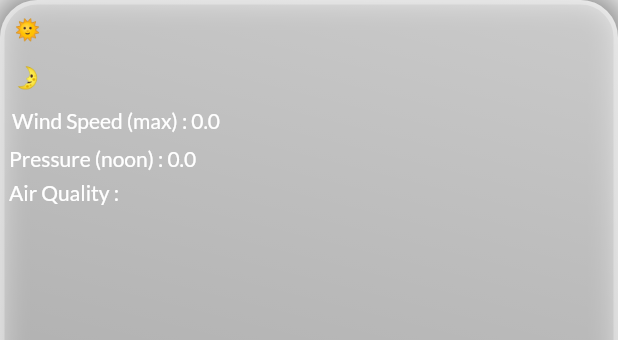
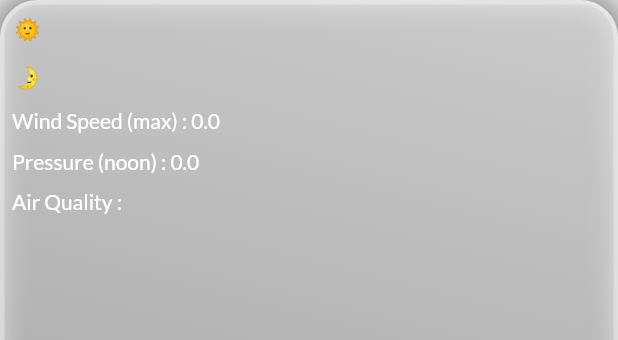
Before and after one commit to piotrmazimazurek/Daily-World-Weather, a Flutter app: the FirstDaySecondContainer widget shown alone on an empty page, opened directly with empty values, on a phone screen of 412 x 824 dp. Shown: the top 340 px of the screen. Run offline on Flutter 3.47's test engine with Material 2 defaults, Android fonts, the phone set to English and light mode, and no system bars; our stand-ins replace animated_text_kit, bloc, device_preview, dio, flutter_bloc, flutter_switch and 4 more; network calls fail.

Commit message:
Change padding on first_day_second_container page

```diff
--- a/lib/app/features/forecast_weather_page/widgets/first_day_second_container.dart
+++ b/lib/app/features/forecast_weather_page/widgets/first_day_second_container.dart
@@ -69,7 +69,7 @@ class FirstDaySecondContainer extends StatelessWidget {
               ),
             ),
             Padding(
-              padding: const EdgeInsets.all(3.0),
+              padding: const EdgeInsets.all(5.0),
               child: Row(
                 children: [
                   Text('Pressure (noon) : ',
@@ -82,7 +82,7 @@ class FirstDaySecondContainer extends StatelessWidget {
               ),
             ),
             Padding(
-              padding: const EdgeInsets.all(3.0),
+              padding: const EdgeInsets.all(5.0),
               child: Row(
                 children: [
                   Text('Air Quality : ',
```
